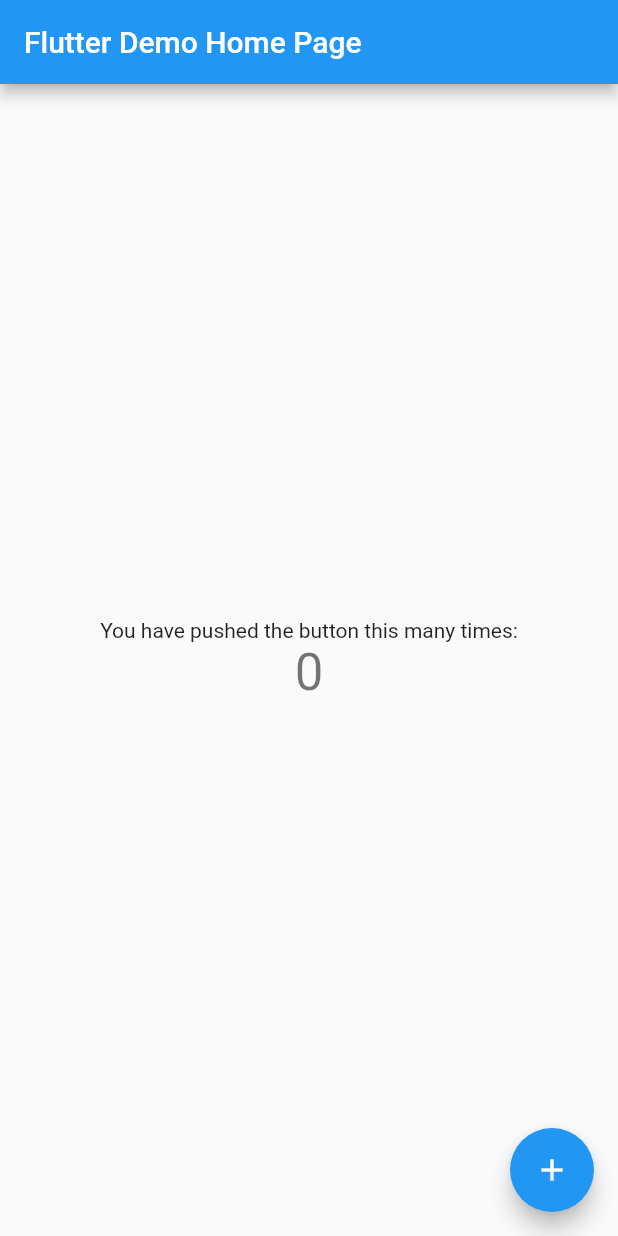
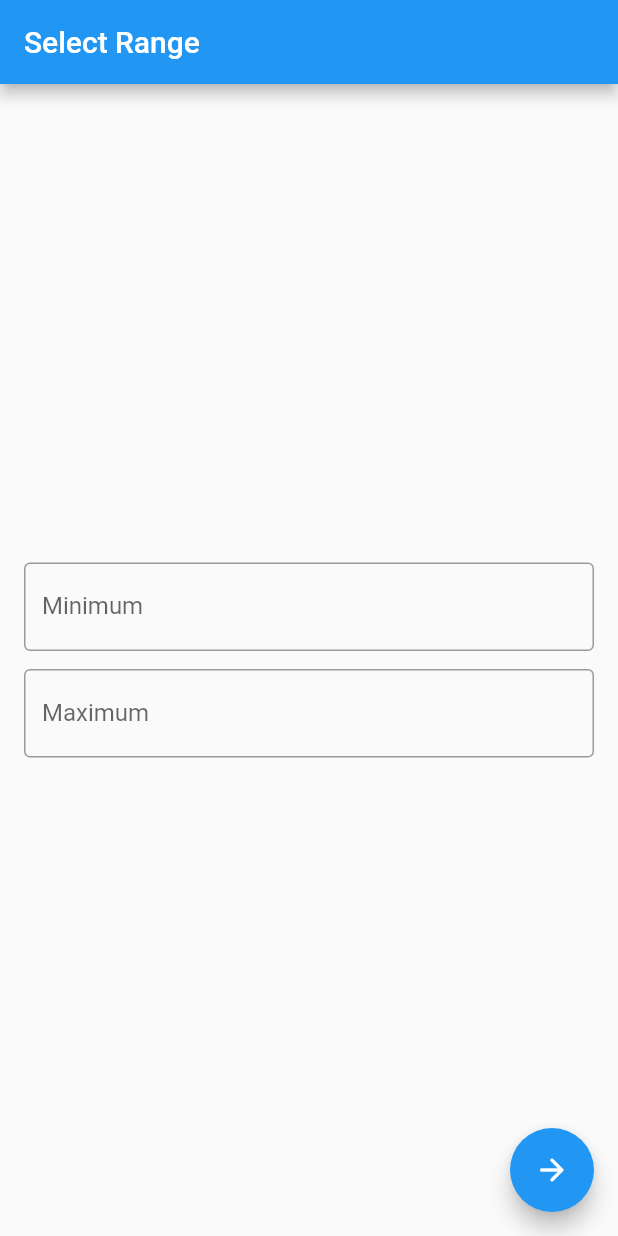
Before and after one commit to sabtismi/flutter_application_riverpod, a Flutter app: the screen it shows after launch, on a phone screen of 412 x 824 dp. Run offline on Flutter 3.47's test engine with Material 2 defaults, Android fonts, the phone set to English and light mode, and no system bars.

Commit message:
basic form input and nav

```diff
--- a/lib/main.dart
+++ b/lib/main.dart
@@ -1,115 +1,21 @@
 import 'package:flutter/material.dart';
+import 'package:flutter_application_riverpod/range_selector_page.dart';
 
 void main() {
-  runApp(const MyApp());
+  runApp(const AppWidget());
 }
 
-class MyApp extends StatelessWidget {
-  const MyApp({Key? key}) : super(key: key);
+class AppWidget extends StatelessWidget {
+  const AppWidget({Key? key}) : super(key: key);
 
-  // This widget is the root of your application.
   @override
   Widget build(BuildContext context) {
     return MaterialApp(
-      title: 'Flutter Demo',
+      title: 'Randomizer',
       theme: ThemeData(
-        // This is the theme of your application.
-        //
-        // Try running your application with "flutter run". You'll see the
-        // application has a blue toolbar. Then, without quitting the app, try
-        // changing the primarySwatch below to Colors.green and then invoke
-        // "hot reload" (press "r" in the console where you ran "flutter run",
-        // or simply save your changes to "hot reload" in a Flutter IDE).
-        // Notice that the counter didn't reset back to zero; the application
-        // is not restarted.
         primarySwatch: Colors.blue,
       ),
-      home: const MyHomePage(title: 'Flutter Demo Home Page'),
+      home: const RangeSelectorPage(),
     );
   }
 }
-
-class MyHomePage extends StatefulWidget {
-  const MyHomePage({Key? key, required this.title}) : super(key: key);
-
-  // This widget is the home page of your application. It is stateful, meaning
-  // that it has a State object (defined below) that contains fields that affect
-  // how it looks.
-
-  // This class is the configuration for the state. It holds the values (in this
-  // case the title) provided by the parent (in this case the App widget) and
-  // used by the build method of the State. Fields in a Widget subclass are
-  // always marked "final".
-
-  final String title;
-
-  @override
-  State<MyHomePage> createState() => _MyHomePageState();
-}
-
-class _MyHomePageState extends State<MyHomePage> {
-  int _counter = 0;
-
-  void _incrementCounter() {
-    setState(() {
-      // This call to setState tells the Flutter framework that something has
-      // changed in this State, which causes it to rerun the build method below
-      // so that the display can reflect the updated values. If we changed
-      // _counter without calling setState(), then the build method would not be
-      // called again, and so nothing would appear to happen.
-      _counter++;
-    });
-  }
-
-  @override
-  Widget build(BuildContext context) {
-    // This method is rerun every time setState is called, for instance as done
-    // by the _incrementCounter method above.
-    //
-    // The Flutter framework has been optimized to make rerunning build methods
-    // fast, so that you can just rebuild anything that needs updating rather
-    // than having to individually change instances of widgets.
-    return Scaffold(
-      appBar: AppBar(
-        // Here we take the value from the MyHomePage object that was created by
-        // the App.build method, and use it to set our appbar title.
-        title: Text(widget.title),
-      ),
-      body: Center(
-        // Center is a layout widget. It takes a single child and positions it
-        // in the middle of the parent.
-        child: Column(
-          // Column is also a layout widget. It takes a list of children and
-          // arranges them vertically. By default, it sizes itself to fit its
-          // children horizontally, and tries to be as tall as its parent.
-          //
-          // Invoke "debug painting" (press "p" in the console, choose the
-          // "Toggle Debug Paint" action from the Flutter Inspector in Android
-          // Studio, or the "Toggle Debug Paint" command in Visual Studio Code)
-          // to see the wireframe for each widget.
-          //
-          // Column has various properties to control how it sizes itself and
-          // how it positions its children. Here we use mainAxisAlignment to
-          // center the children vertically; the main axis here is the vertical
-          // axis because Columns are vertical (the cross axis would be
-          // horizontal).
-          mainAxisAlignment: MainAxisAlignment.center,
-          children: <Widget>[
-            const Text(
-              'You have pushed the button this many times:',
-            ),
-            Text(
-              '$_counter',
-              style: Theme.of(context).textTheme.headline4,
-            ),
-          ],
-        ),
-      ),
-      floatingActionButton: FloatingActionButton(
-        onPressed: _incrementCounter,
-        tooltip: 'Increment',
-        child: const Icon(Icons.add),
-      ), // This trailing comma makes auto-formatting nicer for build methods.
-    );
-  }
-}
--- /dev/null
+++ b/lib/randomizer_page.dart
@@ -0,0 +1,26 @@
+import 'package:flutter/material.dart';
+
+class RandomizerPage extends StatefulWidget {
+  final int min, max;
+  const RandomizerPage({
+    Key? key,
+    required this.min,
+    required this.max,
+  }) : super(key: key);
+
+  @override
+  _RandomizerPageState createState() => _RandomizerPageState();
+}
+
+class _RandomizerPageState extends State<RandomizerPage> {
+  @override
+  Widget build(BuildContext context) {
+    return Scaffold(
+        appBar: AppBar(
+          title: const Text("Randomizer"),
+        ),
+        body: Container(
+          child: Text(widget.max.toString()),
+        ));
+  }
+}
--- /dev/null
+++ b/lib/range_selector_form.dart
@@ -0,0 +1,77 @@
+import 'package:flutter/material.dart';
+
+typedef IntValueSetter = void Function(int value);
+
+class RangeSelectorForm extends StatefulWidget {
+  const RangeSelectorForm(
+      {Key? key,
+      required this.formKey,
+      required this.minValueSetter,
+      required this.maxValueSetter})
+      : super(key: key);
+  final GlobalKey<FormState> formKey;
+  final IntValueSetter minValueSetter;
+  final IntValueSetter maxValueSetter;
+
+  @override
+  _RangeSelectorFormState createState() => _RangeSelectorFormState();
+}
+
+class _RangeSelectorFormState extends State<RangeSelectorForm> {
+  @override
+  Widget build(BuildContext context) {
+    return Form(
+      key: widget.formKey,
+      child: Padding(
+        padding: const EdgeInsets.all(16.0),
+        child: Column(
+          mainAxisAlignment: MainAxisAlignment.center,
+          children: [
+            RangeSelectorTextFormField(
+              labelText: "Minimum",
+              intValueSetter: widget.minValueSetter,
+            ),
+            const SizedBox(
+              height: 12,
+            ),
+            RangeSelectorTextFormField(
+              labelText: "Maximum",
+              intValueSetter: widget.maxValueSetter,
+            ),
+          ],
+        ),
+      ),
+    );
+  }
+}
+
+class RangeSelectorTextFormField extends StatelessWidget {
+  const RangeSelectorTextFormField(
+      {Key? key, required this.labelText, required this.intValueSetter})
+      : super(key: key);
+
+  final String labelText;
+  final IntValueSetter intValueSetter;
+
+  @override
+  Widget build(BuildContext context) {
+    return TextFormField(
+      decoration: InputDecoration(
+        border: const OutlineInputBorder(),
+        labelText: labelText,
+      ),
+      keyboardType: const TextInputType.numberWithOptions(
+        decimal: false,
+        signed: true,
+      ),
+      onSaved: (newValue) => intValueSetter(int.parse(newValue ?? '')),
+      validator: (value) {
+        if (value == null || int.tryParse(value) == null) {
+          return 'must be an integer!';
+        } else {
+          return null;
+        }
+      },
+    );
+  }
+}
--- /dev/null
+++ b/lib/range_selector_page.dart
@@ -0,0 +1,40 @@
+import 'package:flutter/material.dart';
+import 'package:flutter_application_riverpod/randomizer_page.dart';
+import 'package:flutter_application_riverpod/range_selector_form.dart';
+
+class RangeSelectorPage extends StatefulWidget {
+  const RangeSelectorPage({Key? key}) : super(key: key);
+
+  @override
+  _RangeSelectorPageState createState() => _RangeSelectorPageState();
+}
+
+class _RangeSelectorPageState extends State<RangeSelectorPage> {
+  final formKey = GlobalKey<FormState>();
+  int _min = 0;
+  int _max = 0;
+  @override
+  Widget build(BuildContext context) {
+    return Scaffold(
+      appBar: AppBar(
+        title: const Text("Select Range"),
+      ),
+      body: RangeSelectorForm(
+        formKey: formKey,
+        minValueSetter: (value) => _min = value,
+        maxValueSetter: (value) => _max = value,
+      ),
+      floatingActionButton: FloatingActionButton(
+        onPressed: () => {
+          if (formKey.currentState?.validate() == true)
+            {
+              formKey.currentState?.save(),
+              Navigator.of(context).push(MaterialPageRoute(
+                  builder: (context) => RandomizerPage(min: _min, max: _max)))
+            }
+        },
+        child: const Icon(Icons.arrow_forward_rounded),
+      ),
+    );
+  }
+}
```
Also changed, not shown: 1 other file.
